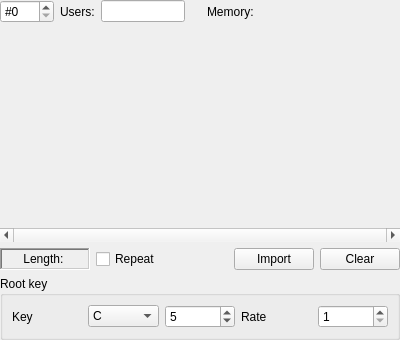
BambooTracker/BambooTracker, file BambooTracker/gui/instrument_editor/adpcm_sample_editor.ui: the form before one commit.
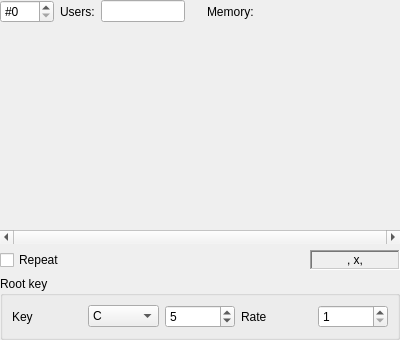
The form after the commit. Icons and pictures are not drawn.

Commit message: Replace sample clear and load from push button to tool button

```diff
--- a/BambooTracker/gui/instrument_editor/adpcm_sample_editor.ui
+++ b/BambooTracker/gui/instrument_editor/adpcm_sample_editor.ui
@@ -128,6 +128,26 @@
    </item>
    <item>
     <layout class="QHBoxLayout" name="horizontalLayout_10">
+     <item>
+      <widget class="QCheckBox" name="repeatCheckBox">
+       <property name="text">
+        <string>Repeat</string>
+       </property>
+      </widget>
+     </item>
+     <item>
+      <spacer name="horizontalSpacer_4">
+       <property name="orientation">
+        <enum>Qt::Horizontal</enum>
+       </property>
+       <property name="sizeHint" stdset="0">
+        <size>
+         <width>40</width>
+         <height>20</height>
+        </size>
+       </property>
+      </spacer>
+     </item>
      <item>
       <widget class="QLabel" name="lengthLabel">
        <property name="minimumSize">
@@ -143,47 +163,13 @@
         <enum>QFrame::Sunken</enum>
        </property>
        <property name="text">
-        <string notr="true">Length: </string>
+        <string notr="true">, x,</string>
        </property>
        <property name="alignment">
         <set>Qt::AlignCenter</set>
        </property>
       </widget>
      </item>
-     <item>
-      <widget class="QCheckBox" name="repeatCheckBox">
-       <property name="text">
-        <string>Repeat</string>
-       </property>
-      </widget>
-     </item>
-     <item>
-      <spacer name="horizontalSpacer_4">
-       <property name="orientation">
-        <enum>Qt::Horizontal</enum>
-       </property>
-       <property name="sizeHint" stdset="0">
-        <size>
-         <width>40</width>
-         <height>20</height>
-        </size>
-       </property>
-      </spacer>
-     </item>
-     <item>
-      <widget class="QPushButton" name="importPushButton">
-       <property name="text">
-        <string>Import</string>
-       </property>
-      </widget>
-     </item>
-     <item>
-      <widget class="QPushButton" name="clearPushButton">
-       <property name="text">
-        <string>Clear</string>
-       </property>
-      </widget>
-     </item>
     </layout>
    </item>
    <item>
```
Left out of the diff: 20 changed lines with no effect on the pictures. The commit also changes 2 other files.
